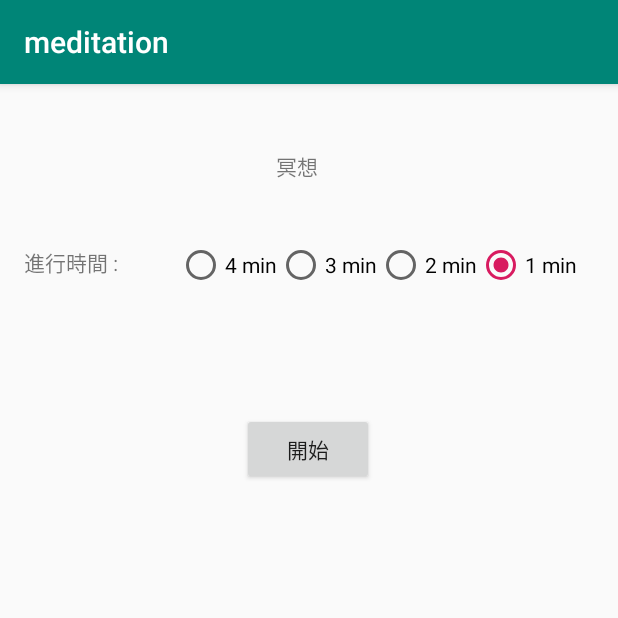
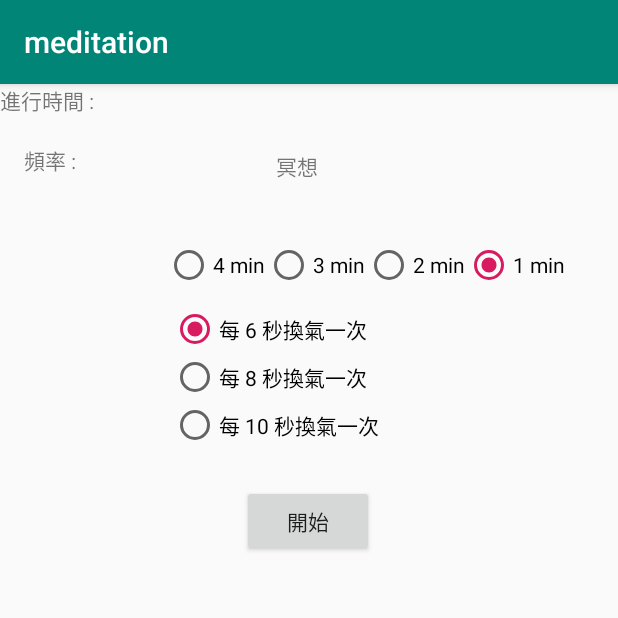
Before and after one commit to ailan12345/breathe, an Android app: the meditation screen opened directly, with no data from a screen before it, on a phone screen of 412 x 824 dp, the top half of it. Run offline under Robolectric (Android 15) with nearby library versions, the phone set to English and light mode, and no system bars.

```diff
--- a/app/build.gradle
+++ b/app/build.gradle
@@ -26,5 +26,5 @@ dependencies {
     testImplementation 'junit:junit:4.12'
     androidTestImplementation 'com.android.support.test:runner:1.0.2'
     androidTestImplementation 'com.android.support.test.espresso:espresso-core:3.0.2'
-    compile 'pl.droidsonroids.gif:android-gif-drawable:1.2.3'
+    implementation 'pl.droidsonroids.gif:android-gif-drawable:1.2.3'
 }
--- a/app/src/main/res/layout/content_meditation.xml
+++ b/app/src/main/res/layout/content_meditation.xml
@@ -25,14 +25,14 @@
         android:layout_height="wrap_content"
         android:layout_marginStart="8dp"
         android:layout_marginLeft="8dp"
-        android:layout_marginTop="84dp"
+        android:layout_marginTop="24dp"
         android:layout_marginEnd="8dp"
         android:layout_marginRight="8dp"
         android:text="開始"
         app:layout_constraintEnd_toEndOf="parent"
         app:layout_constraintHorizontal_bias="0.498"
         app:layout_constraintStart_toStartOf="parent"
-        app:layout_constraintTop_toBottomOf="@+id/radioGroup" />
+        app:layout_constraintTop_toBottomOf="@+id/radioGroup2" />
 
     <RadioGroup
         android:id="@+id/radioGroup"
@@ -88,11 +88,54 @@
         android:id="@+id/textView5"
         android:layout_width="74dp"
         android:layout_height="24dp"
+        android:text="進行時間 : "
+        tools:layout_editor_absoluteX="16dp"
+        tools:layout_editor_absoluteY="108dp" />
+
+    <TextView
+        android:id="@+id/textView8"
+        android:layout_width="wrap_content"
+        android:layout_height="wrap_content"
         android:layout_marginStart="16dp"
         android:layout_marginLeft="16dp"
-        android:layout_marginTop="108dp"
-        android:text="進行時間 : "
+        android:layout_marginTop="16dp"
+        android:text="頻率 : "
         app:layout_constraintStart_toStartOf="parent"
-        app:layout_constraintTop_toTopOf="parent" />
+        app:layout_constraintTop_toBottomOf="@+id/textView5" />
+
+    <RadioGroup
+        android:id="@+id/radioGroup2"
+        android:layout_width="wrap_content"
+        android:layout_height="wrap_content"
+        android:layout_marginStart="60dp"
+        android:layout_marginLeft="60dp"
+        android:layout_marginTop="12dp"
+        app:layout_constraintStart_toEndOf="@+id/textView8"
+        app:layout_constraintTop_toBottomOf="@+id/radioGroup">
+
+        <RadioButton
+            android:id="@+id/radioButton6"
+            android:layout_width="wrap_content"
+            android:layout_height="wrap_content"
+            android:checked="true"
+            android:text="每 6 秒換氣一次"
+            tools:layout_editor_absoluteX="80dp"
+            tools:layout_editor_absoluteY="155dp" />
+
+        <RadioButton
+            android:id="@+id/radioButton7"
+            android:layout_width="wrap_content"
+            android:layout_height="wrap_content"
+            android:layout_weight="1"
+            android:text="每 8 秒換氣一次" />
+
+        <RadioButton
+            android:id="@+id/radioButton8"
+            android:layout_width="wrap_content"
+            android:layout_height="wrap_content"
+            android:text="每 10 秒換氣一次"
+            tools:layout_editor_absoluteX="71dp"
+            tools:layout_editor_absoluteY="141dp" />
+    </RadioGroup>
 
 </android.support.constraint.ConstraintLayout>
```
Also changed, not shown: app/src/main/java/com/example/breathe/meditation.java (+26 -4 lines), app/src/main/java/com/example/breathe/start.java (+39 -16 lines), app/src/main/res/anim/alpha_fade_in.xml (deleted, +0 -9 lines), app/src/main/res/anim/alpha_fade_out.xml (deleted, +0 -9 lines), app/src/main/res/anim/breath.xml (deleted, +0 -12 lines), app/src/main/res/anim/fadescalecombine.xml (deleted, +0 -30 lines), app/src/main/res/animator/breath.xml (deleted, +0 -12 lines), app/src/main/res/animator/fadescalecombine.xml (deleted, +0 -32 lines).
